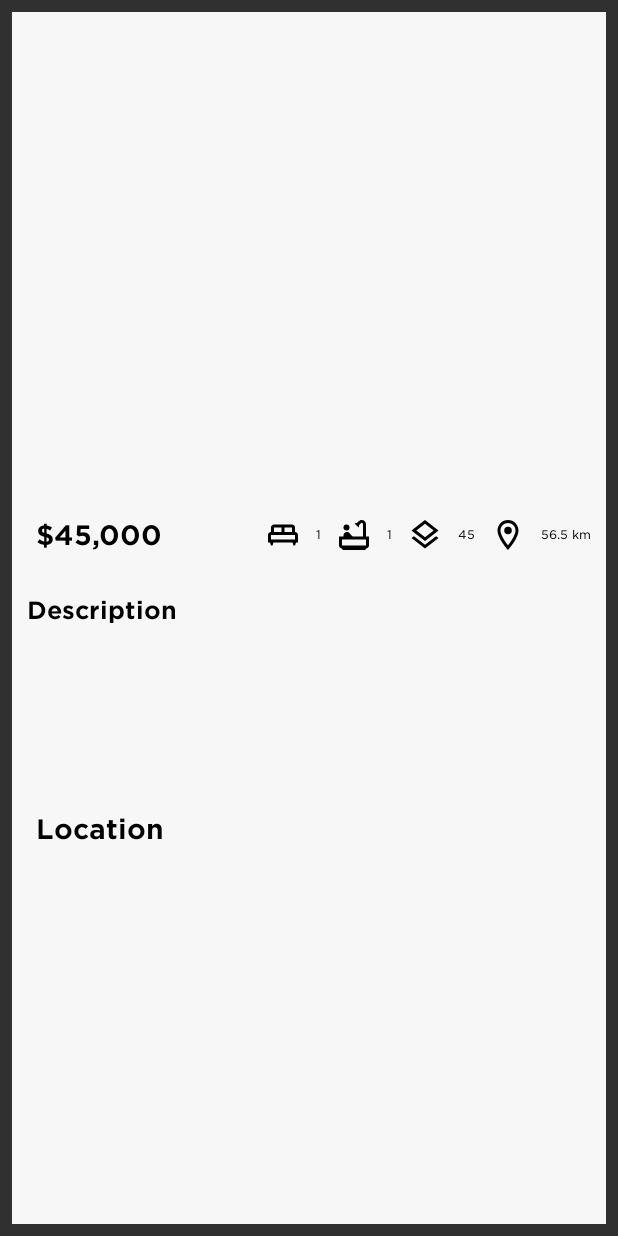
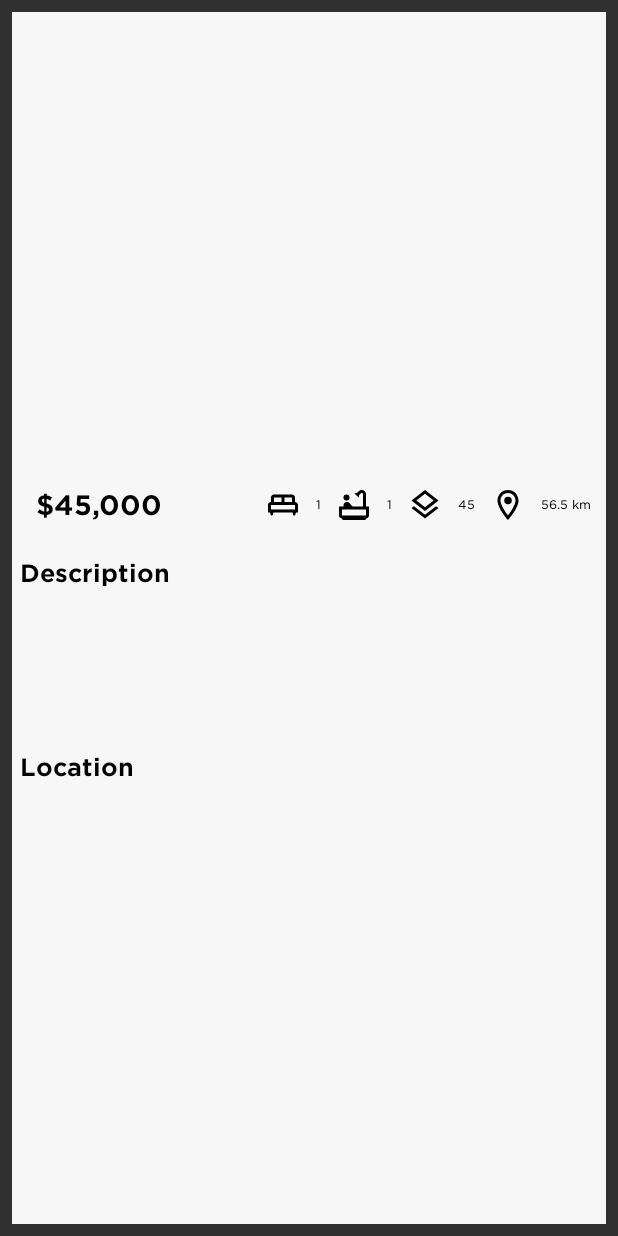
Before and after one commit to Slnbz/DTTHousing, an Android app: the HouseDetails screen opened directly, with no data from a screen before it, on a phone screen of 412 x 824 dp. Run offline under Robolectric (Android 15) with nearby library versions, the phone set to English and light mode, and no system bars; pictures from the network do not load; 10 statements that could not run were skipped.

Commit message:
house_details.xml layout settings change

```diff
--- a/app/src/main/res/layout/house_details.xml
+++ b/app/src/main/res/layout/house_details.xml
@@ -24,8 +24,7 @@
                 android:id="@+id/detailimage"
                 android:layout_width="match_parent"
                 android:layout_height="300dp"
-                app:layout_constraintTop_toTopOf="parent"
-                android:layout_margin="10dp"/>
+                app:layout_constraintTop_toTopOf="parent" />
 
             <RelativeLayout
                 android:id="@+id/relativelayouticons"
@@ -143,20 +142,20 @@
 
             <TextView
                 android:id="@+id/textView4"
-                style="@style/Title01Style"
+                style="@style/Title02Style"
                 android:layout_width="match_parent"
                 android:layout_height="wrap_content"
                 android:text="Location" />
 
             <TextView
                 android:id="@+id/longitudedetail"
-                style="@style/Title03Style"
+                style="@style/Body_HintStyle"
                 android:layout_width="match_parent"
                 android:layout_height="wrap_content" />
 
             <TextView
                 android:id="@+id/latitudedetail"
-                style="@style/Title03Style"
+                style="@style/Body_HintStyle"
                 android:layout_width="match_parent"
                 android:layout_height="wrap_content" />
 
--- a/app/src/main/res/values/style.xml
+++ b/app/src/main/res/values/style.xml
@@ -8,7 +8,7 @@
         <item name="android:textSize">@dimen/text_size</item>
     </style>
     <style name="Title02Style">
-        <item name="android:layout_margin">10dp</item>
+        <item name="android:layout_margin">5dp</item>
         <item name="android:fontFamily">@font/gothamssm_bold</item>
         <item name="android:textColor">@android:color/black</item>
         <item name="android:textSize">16dp</item>
```
